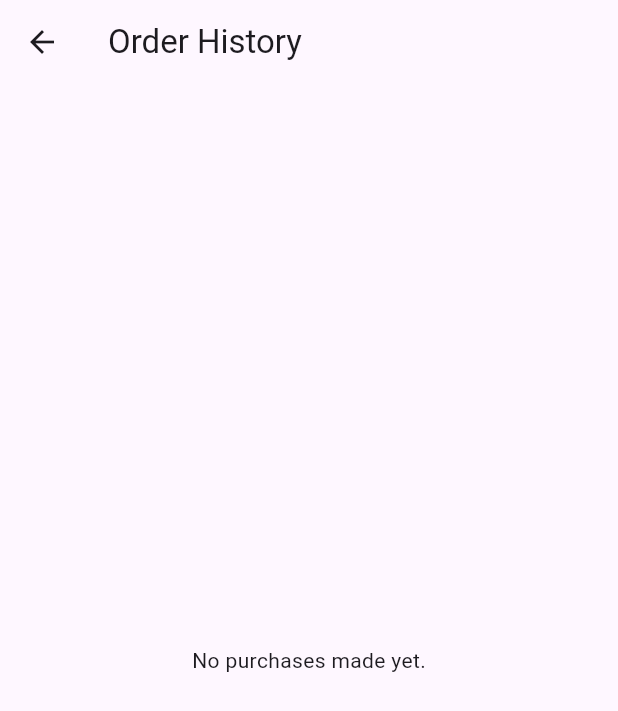
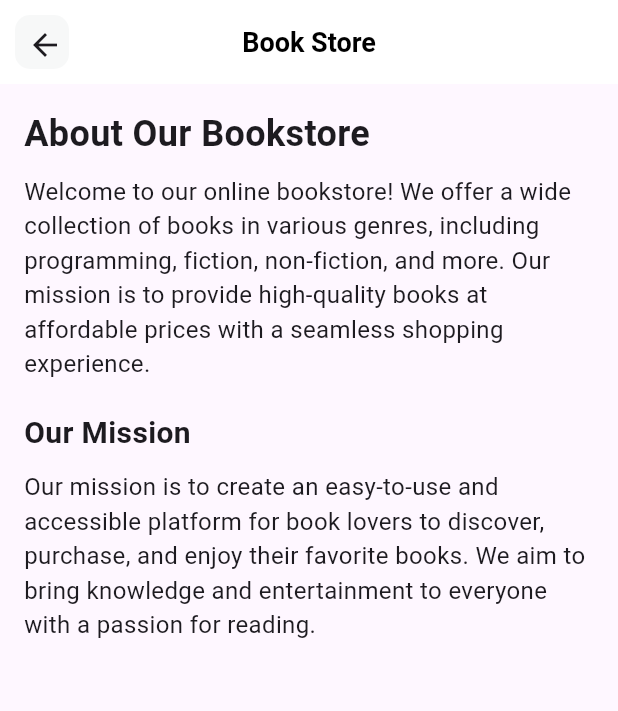
Before and after one commit to Lanyamhamad/BookStore, a Flutter app: the MyDrawer widget shown alone on an empty page, opened directly, after a tap on "About Us", on a phone screen of 412 x 824 dp. Shown: the top 711 px of the screen. Run offline on Flutter 3.47's test engine with Material 3 defaults, Android fonts, the light colour scheme and no system bars; our stand-ins replace cloud_firestore, firebase_core, flutter_svg, google_nav_bar; accounts and stored records are empty.

Commit message:
adding some features

```diff
--- a/books/lib/components/drawer.dart
+++ b/books/lib/components/drawer.dart
@@ -1,3 +1,4 @@
+import 'package:books/pages/aboutus_page.dart';
 import 'package:books/pages/all_page.dart';
 import 'package:books/pages/cart_page.dart';
 import 'package:books/pages/home_page.dart';
@@ -60,7 +61,7 @@ class MyDrawer extends StatelessWidget {
         leading: const Icon(Icons.info),
         title: const Text('About Us'),
         onTap: () {
-          Navigator.push(context, MaterialPageRoute(builder: (context) => OrderHistoryPage()));
+          Navigator.push(context, MaterialPageRoute(builder: (context) => AboutUsPage()));
 
         },
       ),
--- /dev/null
+++ b/books/lib/config/firebase_config.dart
@@ -0,0 +1,11 @@
+import 'package:firebase_core/firebase_core.dart';
+
+class FirebaseConfig {
+  static const FirebaseOptions options = FirebaseOptions(
+          apiKey: 'AIzaSyBJMjj44uRPKQwpBtowTw9RVJWCPKk8IUA',
+          appId: '1:459249666782:android:8723ae396e72c903ea904f',
+          messagingSenderId: '459249666782',
+          projectId: 'fir-lab-298c5'
+  );
+
+}
--- a/books/lib/main.dart
+++ b/books/lib/main.dart
@@ -1,3 +1,4 @@
+import 'package:books/config/firebase_config.dart';
 import 'package:books/models/book_shop.dart';
 import 'package:books/pages/home_page.dart';
 import 'package:books/services/database_service.dart';
@@ -8,7 +9,7 @@ import 'package:firebase_core/firebase_core.dart';
 
 void main() async {
   WidgetsFlutterBinding.ensureInitialized();
-  await Firebase.initializeApp();
+  await Firebase.initializeApp(options: FirebaseConfig.options);
   runApp(
     MultiProvider(
       providers: [
--- /dev/null
+++ b/books/lib/pages/aboutus_page.dart
@@ -0,0 +1,51 @@
+import 'package:books/components/drawer.dart';
+import 'package:books/pages/home_page.dart';
+import 'package:flutter/material.dart';
+
+class AboutUsPage extends StatelessWidget {
+  @override
+  Widget build(BuildContext context) {
+    return Scaffold(
+      appBar: appBar(context),
+      drawer: MyDrawer(),
+
+      body: Padding(
+        padding: EdgeInsets.all(16.0),
+        child: Column(
+          crossAxisAlignment: CrossAxisAlignment.start,
+          children: [
+            Text(
+              'About Our Bookstore',
+              style: TextStyle(
+                fontSize: 24.0,
+                fontWeight: FontWeight.bold,
+              ),
+            ),
+            SizedBox(height: 10.0),
+            Text(
+              'Welcome to our online bookstore! We offer a wide collection of books in various genres, '
+              'including programming, fiction, non-fiction, and more. Our mission is to provide high-quality books '
+              'at affordable prices with a seamless shopping experience.',
+              style: TextStyle(fontSize: 16.0),
+            ),
+            SizedBox(height: 20.0),
+            Text(
+              'Our Mission',
+              style: TextStyle(
+                fontSize: 20.0,
+                fontWeight: FontWeight.bold,
+              ),
+            ),
+            SizedBox(height: 10.0),
+            Text(
+              'Our mission is to create an easy-to-use and accessible platform for book lovers '
+              'to discover, purchase, and enjoy their favorite books. We aim to bring knowledge and entertainment '
+              'to everyone with a passion for reading.',
+              style: TextStyle(fontSize: 16.0),
+            ),
+          ],
+        ),
+      ),
+    );
+  }
+}
```
Also changed, not shown: 1 other file.
